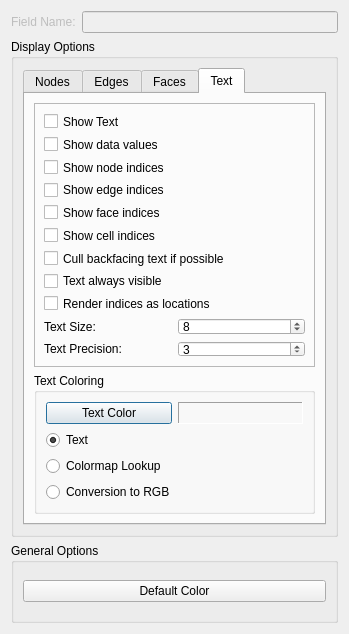
First picture: the form in src/Interface/Modules/Visualization/ShowField.ui, repository SCIInstitute/SCIRun, before the edit.
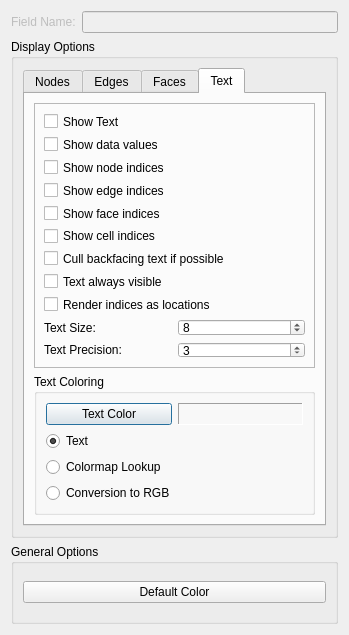
Second picture: the form after the edit.

Commit message: fine tune for mac

What changed in the file:
```diff
--- a/src/Interface/Modules/Visualization/ShowField.ui
+++ b/src/Interface/Modules/Visualization/ShowField.ui
@@ -7,13 +7,13 @@
     <x>0</x>
     <y>0</y>
     <width>349</width>
-    <height>634</height>
+    <height>635</height>
    </rect>
   </property>
   <property name="minimumSize">
    <size>
     <width>349</width>
-    <height>630</height>
+    <height>635</height>
    </size>
   </property>
   <property name="windowTitle">
```
